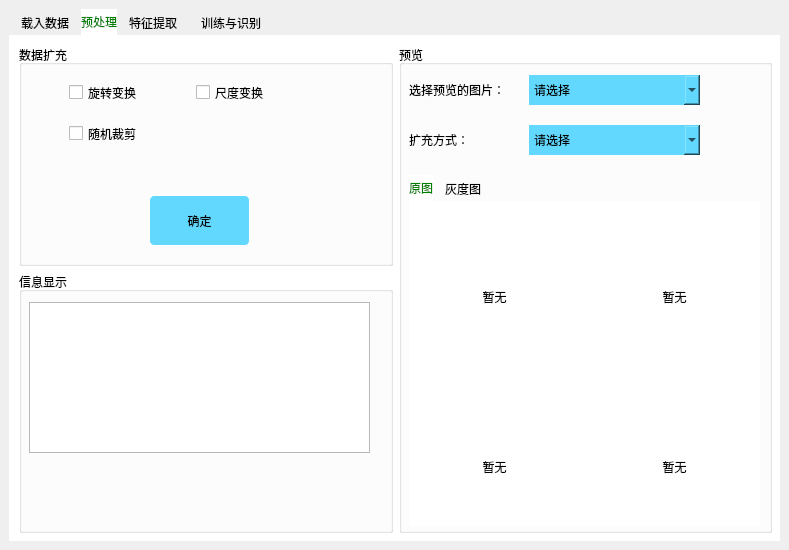
Liujiajia1994/pyQtTest, file oceanEddyRecognition.ui: the form before one commit.
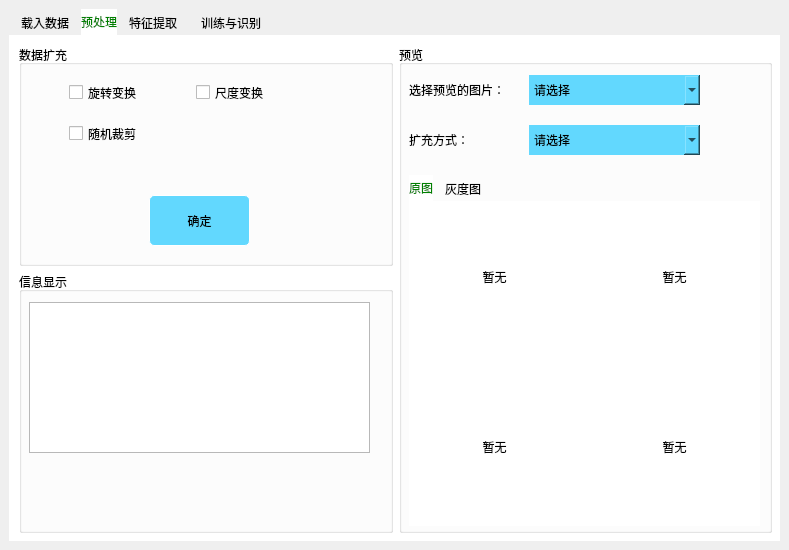
The form after the commit. The open tabs and pages were chosen to show the change. Icons and pictures are not drawn.

Commit message: 预处理模块 界面调整

Diff of the .ui file:
```diff
--- a/oceanEddyRecognition.ui
+++ b/oceanEddyRecognition.ui
@@ -538,7 +538,7 @@
               <property name="geometry">
                <rect>
                 <x>180</x>
-                <y>190</y>
+                <y>170</y>
                 <width>171</width>
                 <height>151</height>
                </rect>
@@ -560,7 +560,7 @@
               <property name="geometry">
                <rect>
                 <x>0</x>
-                <y>20</y>
+                <y>0</y>
                 <width>171</width>
                 <height>151</height>
                </rect>
@@ -584,7 +584,7 @@
               <property name="geometry">
                <rect>
                 <x>0</x>
-                <y>190</y>
+                <y>170</y>
                 <width>171</width>
                 <height>151</height>
                </rect>
@@ -608,7 +608,7 @@
               <property name="geometry">
                <rect>
                 <x>180</x>
-                <y>20</y>
+                <y>0</y>
                 <width>171</width>
                 <height>151</height>
                </rect>
```
Left out of the diff: 6 changed lines with no effect on the pictures. The commit also changes 1 other file.
